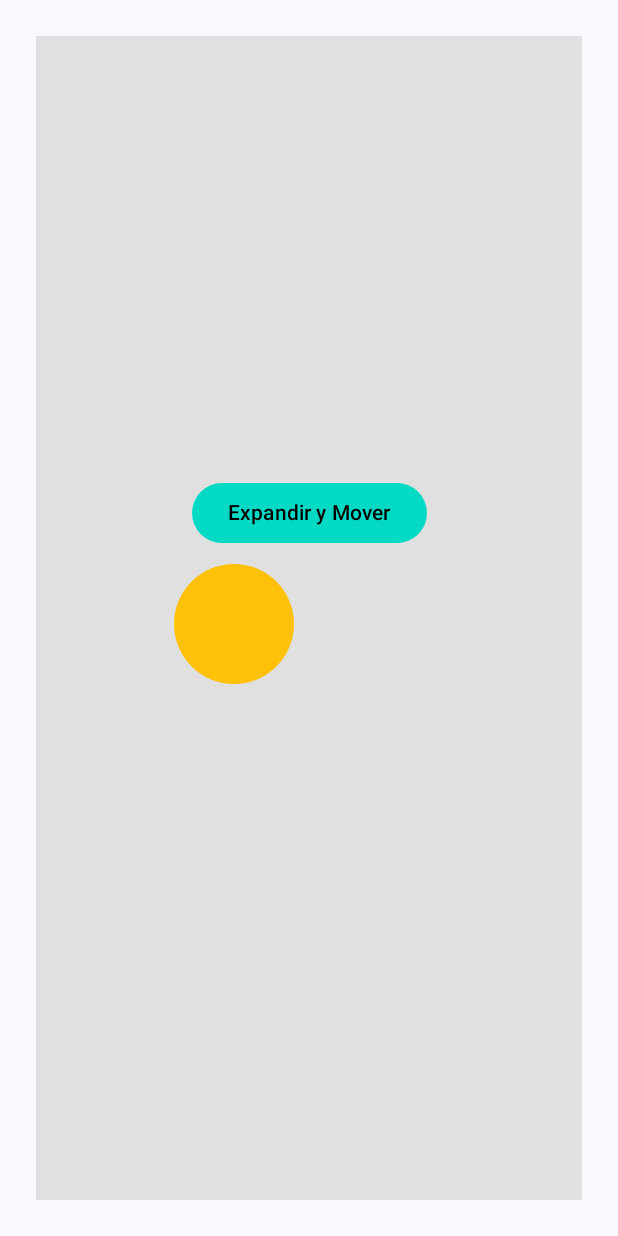
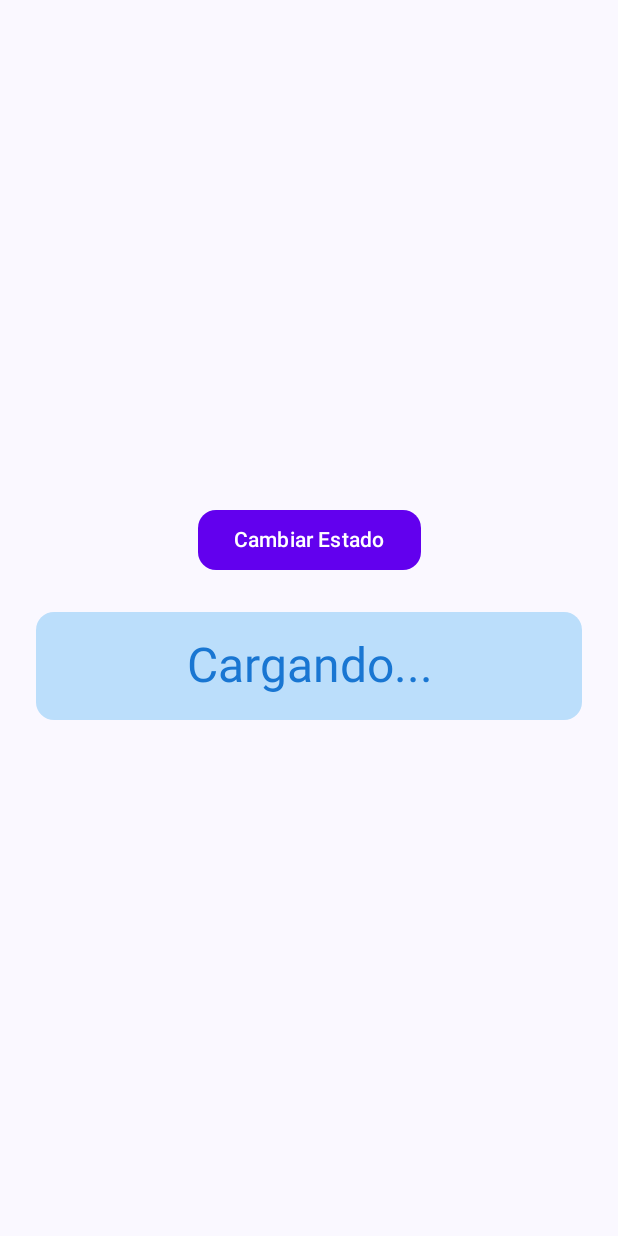
Before and after one commit to JossGab/Lab-13-PM, an Android app built with Jetpack Compose: the screen it shows after launch (MainActivity), on a phone screen of 412 x 824 dp. Run offline under Robolectric (Android 15) with nearby library versions, the phone set to English and light mode, and no system bars.

Commit message:
AnimatedContent

```diff
--- /dev/null
+++ b/app/src/main/java/com/example/lab13/AnimatedContent.kt
@@ -0,0 +1,108 @@
+package com.example.lab13
+
+import androidx.compose.animation.AnimatedContent
+import androidx.compose.animation.animateContentSize
+import androidx.compose.animation.fadeIn
+import androidx.compose.animation.fadeOut
+import androidx.compose.animation.slideInVertically
+import androidx.compose.animation.slideOutVertically
+import androidx.compose.animation.togetherWith
+import androidx.compose.foundation.background
+import androidx.compose.foundation.layout.Arrangement
+import androidx.compose.foundation.layout.Box
+import androidx.compose.foundation.layout.Column
+import androidx.compose.foundation.layout.Spacer
+import androidx.compose.foundation.layout.fillMaxSize
+import androidx.compose.foundation.layout.fillMaxWidth
+import androidx.compose.foundation.layout.height
+import androidx.compose.foundation.layout.padding
+import androidx.compose.foundation.shape.RoundedCornerShape
+import androidx.compose.material3.Button
+import androidx.compose.material3.ButtonDefaults
+import androidx.compose.material3.MaterialTheme
+import androidx.compose.material3.Text
+import androidx.compose.runtime.Composable
+import androidx.compose.runtime.getValue
+import androidx.compose.runtime.mutableStateOf
+import androidx.compose.runtime.remember
+import androidx.compose.runtime.setValue
+import androidx.compose.ui.Alignment
+import androidx.compose.ui.Modifier
+import androidx.compose.ui.draw.clip
+import androidx.compose.ui.graphics.Color
+import androidx.compose.ui.text.style.TextAlign
+import androidx.compose.ui.unit.dp
+
+enum class UiState {
+    Cargando, Contenido, Error
+}
+@Composable
+fun StateTransitionDemo() {
+    var currentState by remember { mutableStateOf(UiState.Cargando) }
+    Column(
+        modifier = Modifier
+            .fillMaxSize()
+            .padding(16.dp),
+        verticalArrangement = Arrangement.Center,
+        horizontalAlignment = Alignment.CenterHorizontally
+    ) {
+        Button(
+            onClick = {
+                // Cambiar el estado de forma cíclica
+                currentState = when (currentState) {
+                    UiState.Cargando -> UiState.Contenido
+                    UiState.Contenido -> UiState.Error
+                    UiState.Error -> UiState.Cargando
+                }
+            },
+            colors = ButtonDefaults.buttonColors(
+                containerColor = Color(0xFF6200EE),
+                contentColor = Color.White
+            ),
+            shape = RoundedCornerShape(12.dp)
+        ) {
+            Text(text = "Cambiar Estado")
+        }
+        Spacer(modifier = Modifier.height(16.dp))
+        AnimatedContent(
+            targetState = currentState,
+            transitionSpec = {
+                (slideInVertically { it } + fadeIn()) togetherWith
+                        (slideOutVertically { -it } + fadeOut())
+            }, label = ""
+        ) { state ->
+            val backgroundColor = when (state) {
+                UiState.Cargando -> Color(0xFFBBDEFB)
+                UiState.Contenido -> Color(0xFFC8E6C9)
+                UiState.Error -> Color(0xFFFFCDD2)
+            }
+            val textColor = when (state) {
+                UiState.Cargando -> Color(0xFF1976D2)
+                UiState.Contenido -> Color(0xFF388E3C)
+                UiState.Error -> Color(0xFFD32F2F)
+            }
+
+            Box(
+                modifier = Modifier
+                    .fillMaxWidth()
+                    .padding(8.dp)
+                    .clip(RoundedCornerShape(12.dp))
+                    .background(backgroundColor)
+                    .padding(16.dp)
+                    .animateContentSize(),
+                contentAlignment = Alignment.Center
+            ) {
+                Text(
+                    text = when (state) {
+                        UiState.Cargando -> "Cargando..."
+                        UiState.Contenido -> "Contenido disponible"
+                        UiState.Error -> "Se ha producido un error"
+                    },
+                    color = textColor,
+                    textAlign = TextAlign.Center,
+                    style = MaterialTheme.typography.headlineLarge
+                )
+            }
+        }
+    }
+}
--- a/app/src/main/java/com/example/lab13/MainActivity.kt
+++ b/app/src/main/java/com/example/lab13/MainActivity.kt
@@ -18,7 +18,7 @@ class MainActivity : ComponentActivity() {
         setContent {
             Lab13Theme {
                 Scaffold(modifier = Modifier.fillMaxSize()) { _ ->
-                    AnimateDp(  )
+                    StateTransitionDemo(  )
                 }
             }
         }
```
